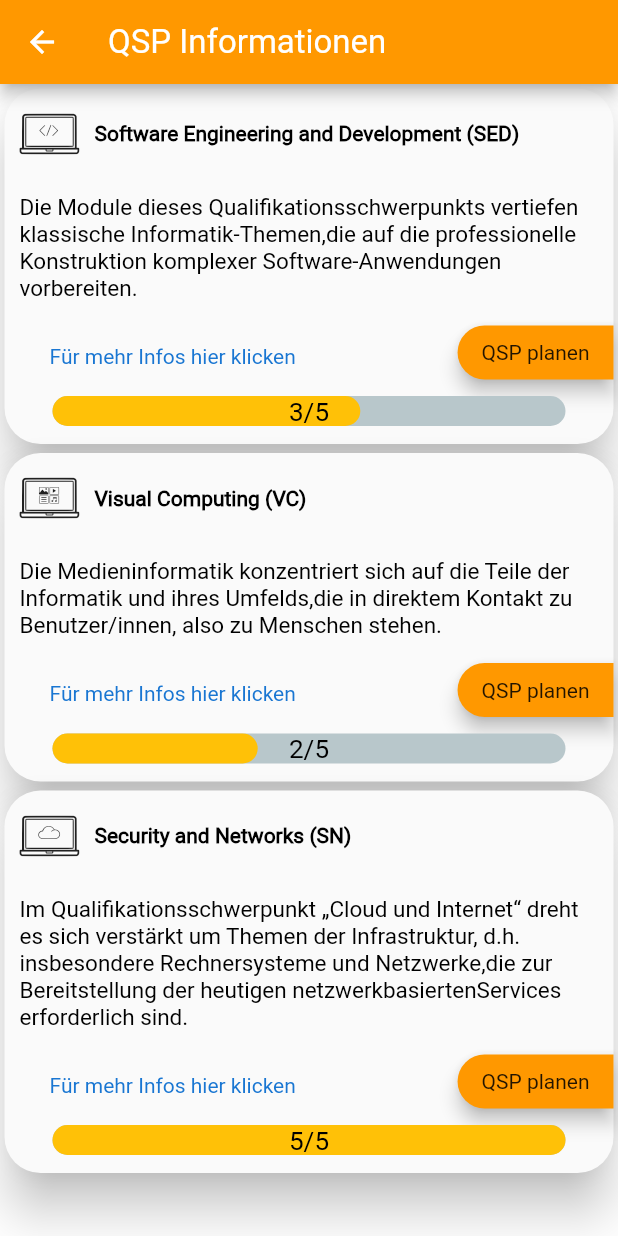
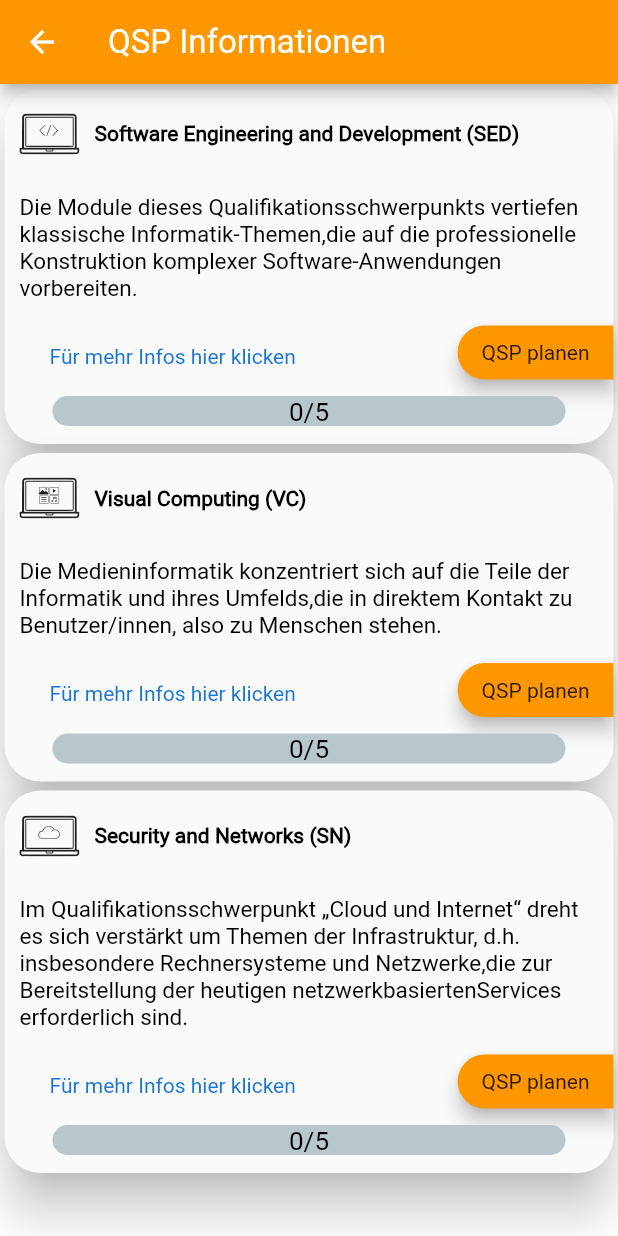
Before and after one commit to AlfredTachi/MyStudyBuddy2020, a Flutter app: the QSPInfo screen opened by its route, on a phone screen of 412 x 824 dp. Run offline on Flutter 3.47's test engine with Material 2 defaults, Android fonts, the phone set to English and light mode, and no system bars; drawn by our look-alikes of percent_indicator; our stand-ins replace auto_size_text, get, liquid_progress_indicator, photo_view, shared_preferences, smooth_star_rating and 3 more; missing offline and left inert: flutter_custom_dialog, flutter_mailer; accounts and stored records are empty.

Commit message:
QSP progressbar

```diff
--- a/lib/qsp_info/qsp_info.dart
+++ b/lib/qsp_info/qsp_info.dart
@@ -1,8 +1,11 @@
 import 'package:MyStudyBuddy2/link/link.dart';
+import 'package:MyStudyBuddy2/model/module.dart';
 import 'package:MyStudyBuddy2/qsp_info/qsp_info_icons.dart';
+import 'package:MyStudyBuddy2/singleton/module_controller.dart';
 import 'package:MyStudyBuddy2/singleton/profile_controller.dart';
 import 'package:flutter/material.dart';
 import 'package:percent_indicator/linear_percent_indicator.dart';
+import 'package:validators/validators.dart';
 
 class QSPInfo extends StatefulWidget {
   QSPInfo();
@@ -26,8 +29,8 @@ class QSPInfoState extends State<QSPInfo> {
                   "Software Engineering and Development (SED)",
                   "Die Module dieses Qualifikationsschwerpunkts vertiefen klassische Informatik-Themen," +
                       "die auf die professionelle Konstruktion komplexer Software-Anwendungen vorbereiten.",
-                  3 / 5,
-                  "3/5",
+                  ProfileController().getSED() / 5,
+                  ProfileController().getSED().toString() + "/5",
                   "Für mehr Infos hier klicken",
                   "https://www.hs-worms.de/software-konstruktion/"),
               qspdetails(
@@ -35,8 +38,8 @@ class QSPInfoState extends State<QSPInfo> {
                   "Visual Computing (VC)",
                   "Die Medieninformatik konzentriert sich auf die Teile der Informatik und ihres Umfelds," +
                       "die in direktem Kontakt zu Benutzer/innen, also zu Menschen stehen.",
-                  2 / 5,
-                  "2/5",
+                  ProfileController().getVC() / 5,
+                  ProfileController().getVC().toString() + "/5",
                   "Für mehr Infos hier klicken",
                   "https://www.hs-worms.de/medieninformatik/"),
               qspdetails(
@@ -45,8 +48,8 @@ class QSPInfoState extends State<QSPInfo> {
                   "Im Qualifikationsschwerpunkt „Cloud und Internet“ dreht es sich verstärkt um Themen der Infrastruktur, " +
                       "d.h. insbesondere Rechnersysteme und Netzwerke,die zur Bereitstellung der heutigen netzwerkbasierten" +
                       "Services erforderlich sind.",
-                  5 / 5,
-                  "5/5",
+                  ProfileController().getNC() / 5,
+                  ProfileController().getNC().toString() + "/5",
                   "Für mehr Infos hier klicken",
                   "https://www.hs-worms.de/cloud-internet/")
             ],
@@ -167,4 +170,25 @@ class QSPInfoState extends State<QSPInfo> {
       ),
     );
   }
+
+  void qspModule() {
+    int sed = 0;
+    int vc = 0;
+    int nc = 0;
+    List<Module> _modules = ModuleController().getAllDoneModules();
+    for (var i = 0; i < _modules.length; i++) {
+      if (_modules[i].qsp.contains("SED")) {
+        sed++;
+      }
+      if (_modules[i].qsp.contains("VC")) {
+        vc++;
+      }
+      if (_modules[i].qsp.contains("NC")) {
+        nc++;
+      }
+    }
+    ProfileController().setSED(sed);
+    ProfileController().setVC(vc);
+    ProfileController().setNC(nc);
+  }
 }
--- a/lib/singleton/profile_controller.dart
+++ b/lib/singleton/profile_controller.dart
@@ -18,6 +18,10 @@ class ProfileController {
   int _earnedCreditPoints = 0;
   int _maxCreditPoints = 210;
 
+  int _sed = 0;
+  int _vc = 0;
+  int _nc = 0;
+
   //Getters
   TextEditingController getInfNumberController() => _infCtrl;
   TextEditingController getMatrikelController() => _matrikelCtrl;
@@ -26,12 +30,31 @@ class ProfileController {
   int getEarnedCP() => _earnedCreditPoints;
   int getMaxCP() => _maxCreditPoints;
 
+  int getSED() => _sed;
+  int getVC() => _vc;
+  int getNC() => _nc;
+
   String getProgressText() {
-    return _earnedCreditPoints.toString() + " / " + _maxCreditPoints.toString() + " CP";
+    return _earnedCreditPoints.toString() +
+        " / " +
+        _maxCreditPoints.toString() +
+        " CP";
   }
 
-  void setEarnedCP(int _cp){
+  void setEarnedCP(int _cp) {
     _earnedCreditPoints = _cp;
+  }
+
+  void setSED(int _val) {
+    _sed = _val;
+  }
+
+  void setVC(int _val) {
+    _vc = _val;
+  }
+
+  void setNC(int _val) {
+    _nc = _val;
   }
 
   void saveData() async {
```
